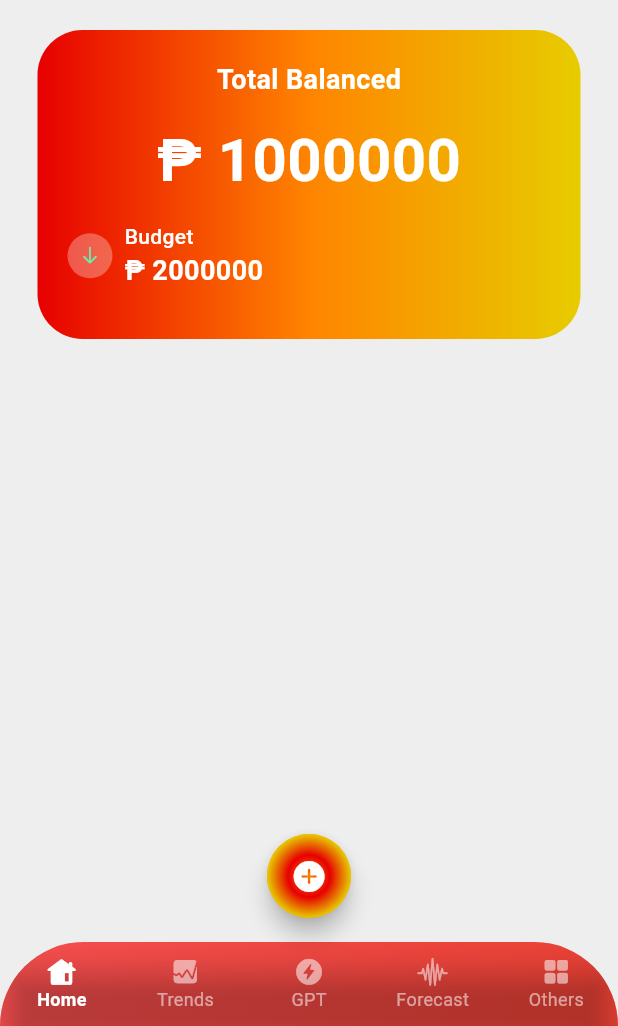
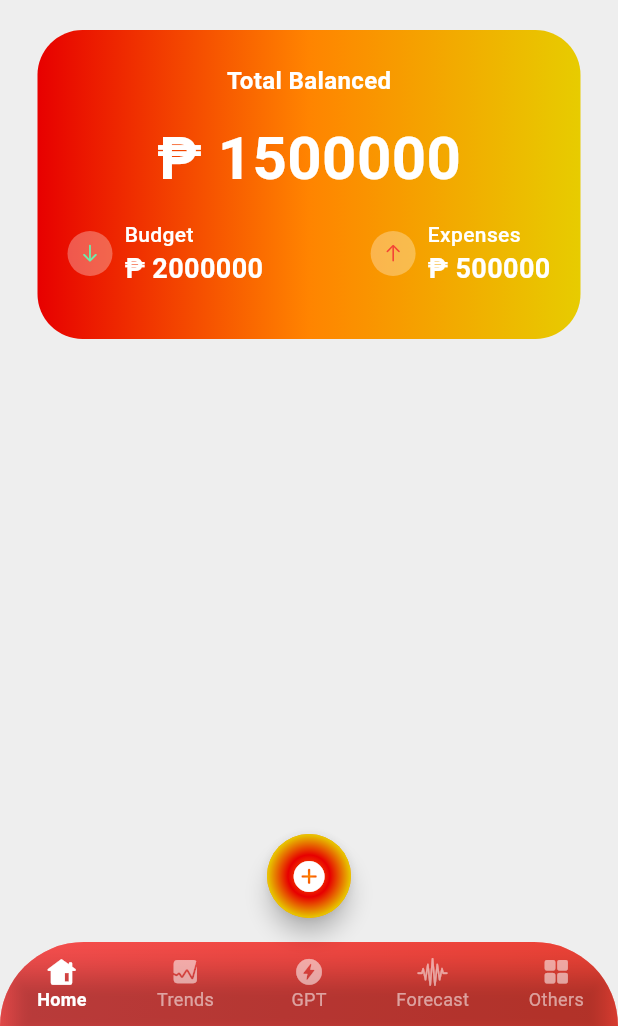
Before and after one commit to donyelqt/pera-pinoy, a Flutter app: the screen it shows after launch, on a phone screen of 412 x 824 dp, the part 210-1236 px from its top. Run offline on Flutter 3.47's test engine with Material 3 defaults, Android fonts, the light colour scheme and no system bars.

Commit message:
"Updated MainScreen: changed font sizes, added new row with icon and text, and modified layout"

```diff
--- a/lib/screens/home/views/main_screen.dart
+++ b/lib/screens/home/views/main_screen.dart
@@ -97,13 +97,13 @@ class MainScreen extends StatelessWidget {
                   const Text(
                     "Total Balanced",
                     style: TextStyle(
-                        fontSize: 18,
+                        fontSize: 16,
                         color: Colors.white,
                         fontWeight: FontWeight.w600),
                   ),
                   const SizedBox(height: 12),
                   const Text(
-                    "\₱ 1000000",
+                    "\₱ 1500000",
                     style: TextStyle(
                         fontSize: 40,
                         color: Colors.white,
@@ -113,6 +113,7 @@ class MainScreen extends StatelessWidget {
                     padding: const EdgeInsets.symmetric(
                         vertical: 12, horizontal: 20),
                     child: Row(
+                      mainAxisAlignment: MainAxisAlignment.spaceBetween,
                       children: [
                         Row(
                           children: [
@@ -152,6 +153,45 @@ class MainScreen extends StatelessWidget {
                               ],
                             )
                           ],
+                        ),
+                        Row(
+                          children: [
+                            Container(
+                              width: 30,
+                              height: 30,
+                              decoration: const BoxDecoration(
+                                  color: Colors.white30,
+                                  shape: BoxShape.circle),
+                              child: Center(
+                                  child: Icon(
+                                CupertinoIcons.arrow_up,
+                                size: 14,
+                                color: Colors.red,
+                              )),
+                            ),
+                            SizedBox(
+                              width: 8,
+                            ),
+                            Column(
+                              crossAxisAlignment: CrossAxisAlignment.start,
+                              children: [
+                                const Text(
+                                  "Expenses",
+                                  style: TextStyle(
+                                      fontSize: 14,
+                                      color: Colors.white,
+                                      fontWeight: FontWeight.w500),
+                                ),
+                                const Text(
+                                  "₱ 500000",
+                                  style: TextStyle(
+                                      fontSize: 18,
+                                      color: Colors.white,
+                                      fontWeight: FontWeight.w600),
+                                ),
+                              ],
+                            )
+                          ],
                         )
                       ],
                     ),
```
